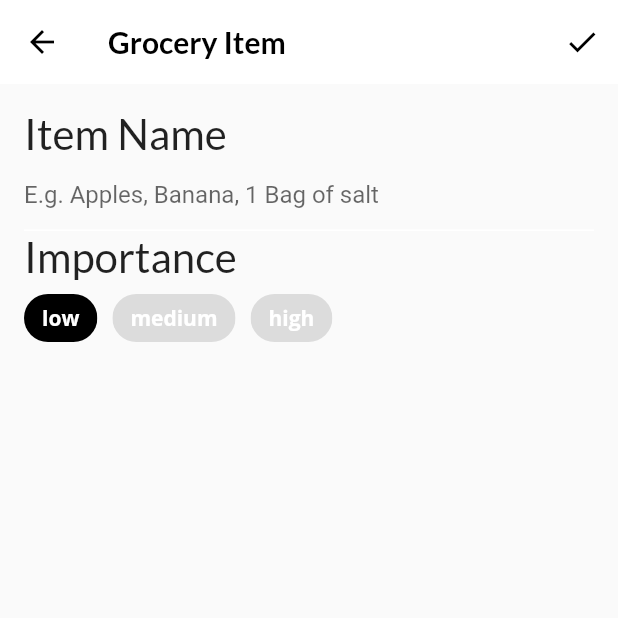
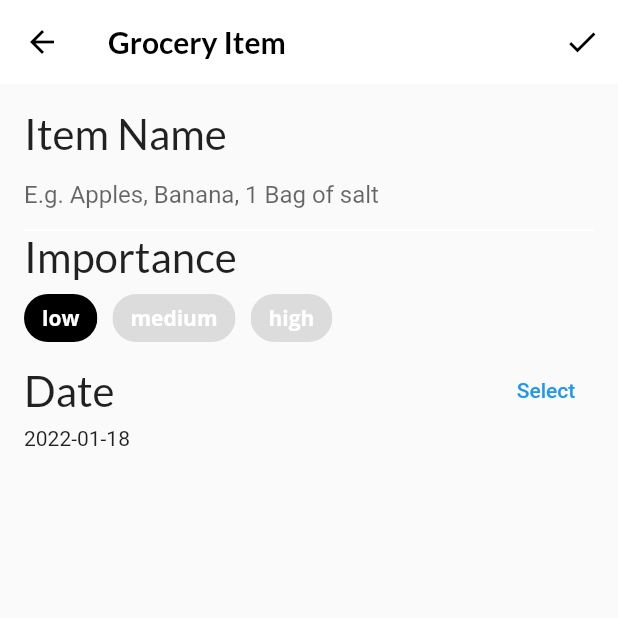
Before and after one commit to Austin-Godwin/fooderlich_interactive_widgets, a Flutter app: the screen it shows after launch, item 3 of the bottom bar chosen, after a tap on the "add" icon, on a phone screen of 412 x 824 dp, the top half of it. Run offline on Flutter 3.47's test engine with Material 2 defaults, Android fonts, the phone set to English and light mode, and no system bars; our stand-ins replace flutter_colorpicker, google_fonts; project files that could hold a hidden picture were left out.

Commit message:
Date picker Added

```diff
--- a/lib/screens/grocery_item_screen.dart
+++ b/lib/screens/grocery_item_screen.dart
@@ -82,6 +82,7 @@ class _GroceryItemScreenState extends State<GroceryItemScreen> {
           children: [
             buildNameField(),
             buildImportantField(),
+            buildDateField(context),
           ],
         ),
       ),
@@ -173,9 +174,31 @@ class _GroceryItemScreenState extends State<GroceryItemScreen> {
         Row(
           mainAxisAlignment: MainAxisAlignment.spaceBetween,
           children: [
+            Text(
+              'Date',
+              style: GoogleFonts.lato(fontSize: 28.0),
+            ),
+            TextButton(
+              onPressed: () async {
+                final currentDate = DateTime.now();
 
+                final selectedDate = await showDatePicker(
+                  context: context,
+                  initialDate: currentDate,
+                  firstDate: currentDate,
+                  lastDate: DateTime(currentDate.year + 5),
+                );
+                setState(() {
+                  if (selectedDate != null) {
+                    _dueDate = selectedDate;
+                  }
+                });
+              },
+              child: const Text('Select'),
+            ),
           ],
-        )
+        ),
+        Text('${DateFormat('yyyy-MM-dd').format(_dueDate)}'),
       ],
     );
   }
```
